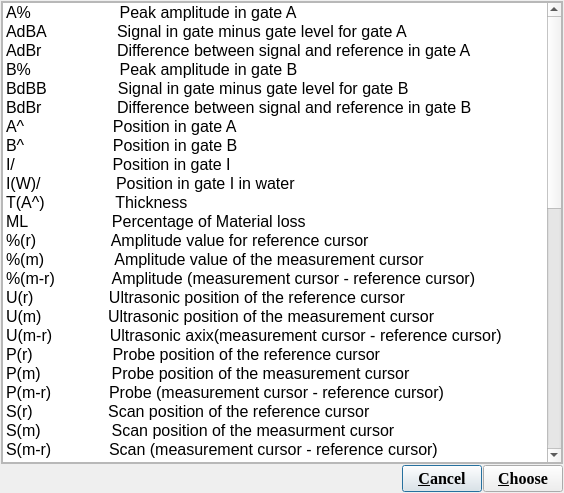
The window that ui/measure_bar/measure_dialog.ui (15903016222/Voice) describes before a commit, drawn with Qt 5.
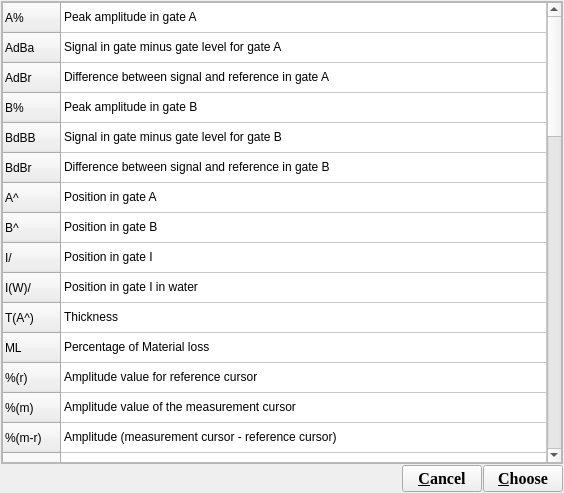
The same window after the commit.

Commit message:
Merge branch 'ui' of 192.168.1.158:Phascan-II/Mercury into show_image_ui
# Please enter a commit message to explain why this merge is necessary,
# especially if it merges an updated upstream into a topic branch.
#
# Lines starting with '#' will be ignored, and an empty message aborts
# the commit.

```diff
--- a/ui/measure_bar/measure_dialog.ui
+++ b/ui/measure_bar/measure_dialog.ui
@@ -10,6 +10,9 @@
     <height>493</height>
    </rect>
   </property>
+  <property name="focusPolicy">
+   <enum>Qt::NoFocus</enum>
+  </property>
   <property name="windowTitle">
    <string>Dialog</string>
   </property>
@@ -31,6 +34,9 @@
    </property>
    <item>
     <widget class="QScrollArea" name="scrollArea">
+     <property name="focusPolicy">
+      <enum>Qt::NoFocus</enum>
+     </property>
      <property name="widgetResizable">
       <bool>true</bool>
      </property>
@@ -43,6 +49,9 @@
         <height>459</height>
        </rect>
       </property>
+      <property name="focusPolicy">
+       <enum>Qt::NoFocus</enum>
+      </property>
       <layout class="QVBoxLayout" name="verticalLayout">
        <property name="spacing">
         <number>1</number>
@@ -60,312 +69,580 @@
         <number>0</number>
        </property>
        <item>
-        <widget class="QListWidget" name="listWidget">
-         <property name="font">
-          <font>
-           <pointsize>12</pointsize>
-          </font>
-         </property>
-         <property name="cursor" stdset="0">
-          <cursorShape>ArrowCursor</cursorShape>
-         </property>
-         <property name="styleSheet">
-          <string notr="true">QListWidget{outline: 0px;}
-
-QListWidget::item{
-    background-color: rgba(0, 0, 0, 0);
-    color: black;
-}
-
-QListWidget::item:Selected{
-    border: 1px solid rgba(180, 180, 180, 255);
-    background-color: rgba(85, 175, 255, 80);
-    color: red;
-}</string>
-         </property>
+        <widget class="QTableWidget" name="tableWidget">
          <property name="lineWidth">
           <number>1</number>
          </property>
          <property name="editTriggers">
           <set>QAbstractItemView::NoEditTriggers</set>
          </property>
-         <property name="spacing">
-          <number>1</number>
+         <property name="selectionMode">
+          <enum>QAbstractItemView::SingleSelection</enum>
          </property>
-         <property name="viewMode">
-          <enum>QListView::ListMode</enum>
+         <property name="selectionBehavior">
+          <enum>QAbstractItemView::SelectRows</enum>
          </property>
-         <property name="selectionRectVisible">
+         <property name="showGrid">
+          <bool>true</bool>
+         </property>
+         <property name="wordWrap">
+          <bool>true</bool>
+         </property>
+         <property name="cornerButtonEnabled">
+          <bool>true</bool>
+         </property>
+         <attribute name="horizontalHeaderVisible">
           <bool>false</bool>
-         </property>
-         <item>
+         </attribute>
+         <attribute name="horizontalHeaderStretchLastSection">
+          <bool>true</bool>
+         </attribute>
+         <attribute name="verticalHeaderVisible">
+          <bool>true</bool>
+         </attribute>
+         <row>
           <property name="text">
-           <string>A%                    Peak amplitude in gate A</string>
+           <string>A%</string>
           </property>
+         </row>
+         <row>
+          <property name="text">
+           <string>AdBa</string>
+          </property>
+         </row>
+         <row>
+          <property name="text">
+           <string>AdBr</string>
+          </property>
+         </row>
+         <row>
+          <property name="text">
+           <string>B%</string>
+          </property>
+         </row>
+         <row>
+          <property name="text">
+           <string>BdBB</string>
+          </property>
+         </row>
+         <row>
+          <property name="text">
+           <string>BdBr</string>
+          </property>
+         </row>
+         <row>
+          <property name="text">
+           <string>A^</string>
+          </property>
+         </row>
+         <row>
+          <property name="text">
+           <string>B^</string>
+          </property>
+         </row>
+         <row>
+          <property name="text">
+           <string>I/</string>
+          </property>
+         </row>
+         <row>
+          <property name="text">
+           <string>I(W)/</string>
+          </property>
+         </row>
+         <row>
+          <property name="text">
+           <string>T(A^)</string>
+          </property>
+         </row>
+         <row>
+          <property name="text">
+           <string>ML</string>
+          </property>
+         </row>
+         <row>
+          <property name="text">
+           <string>%(r)</string>
+          </property>
+         </row>
+         <row>
+          <property name="text">
+           <string>%(m)</string>
+          </property>
+         </row>
+         <row>
+          <property name="text">
+           <string>%(m-r)</string>
+          </property>
+         </row>
+         <row>
+          <property name="text">
+           <string>U(r)</string>
+          </property>
+         </row>
+         <row>
+          <property name="text">
+           <string>U(m)</string>
+          </property>
+         </row>
+         <row>
+          <property name="text">
+           <string>U(m-r)</string>
+          </property>
+         </row>
+         <row>
+          <property name="text">
+           <string>P(r)</string>
+          </property>
+         </row>
+         <row>
+          <property name="text">
+           <string>P(m)</string>
+          </property>
+         </row>
+         <row>
+          <property name="text">
+           <string>P(m-r)</string>
+          </property>
+         </row>
+         <row>
+          <property name="text">
+           <string>S(r)</string>
+          </property>
+         </row>
+         <row>
+          <property name="text">
+           <string>S(m)</string>
+          </property>
+         </row>
+         <row>
+          <property name="text">
+           <string>S(m-r)</string>
+          </property>
+         </row>
+         <row>
+          <property name="text">
+           <string>I(r)</string>
+          </property>
+         </row>
+         <row>
+          <property name="text">
+           <string>I(m)</string>
+          </property>
+         </row>
+         <row>
+          <property name="text">
+           <string>I(m-r)</string>
+          </property>
+         </row>
+         <row>
+          <property name="text">
+           <string>RA^</string>
+          </property>
+         </row>
+         <row>
+          <property name="text">
+           <string>RB^</string>
+          </property>
+         </row>
+         <row>
+          <property name="text">
+           <string>PA^</string>
+          </property>
+         </row>
+         <row>
+          <property name="text">
+           <string>PB^</string>
+          </property>
+         </row>
+         <row>
+          <property name="text">
+           <string>DA^</string>
+          </property>
+         </row>
+         <row>
+          <property name="text">
+           <string>DB^</string>
+          </property>
+         </row>
+         <row>
+          <property name="text">
+           <string>SA^</string>
+          </property>
+         </row>
+         <row>
+          <property name="text">
+           <string>SB^</string>
+          </property>
+         </row>
+         <row>
+          <property name="text">
+           <string>ViA^</string>
+          </property>
+         </row>
+         <row>
+          <property name="text">
+           <string>ViB^</string>
+          </property>
+         </row>
+         <row>
+          <property name="text">
+           <string>VsA^</string>
+          </property>
+         </row>
+         <row>
+          <property name="text">
+           <string>VsB^</string>
+          </property>
+         </row>
+         <row>
+          <property name="text">
+           <string>LA^</string>
+          </property>
+         </row>
+         <row>
+          <property name="text">
+           <string>LB^</string>
+          </property>
+         </row>
+         <row>
+          <property name="text">
+           <string>E%</string>
+          </property>
+         </row>
+         <row>
+          <property name="text">
+           <string>AWS-DA</string>
+          </property>
+         </row>
+         <row>
+          <property name="text">
+           <string>AWS-DB</string>
+          </property>
+         </row>
+         <row>
+          <property name="text">
+           <string>AWS-DC</string>
+          </property>
+         </row>
+         <row>
+          <property name="text">
+           <string>AWS-DD</string>
+          </property>
+         </row>
+         <row>
+          <property name="text">
+           <string>AWS-D45</string>
+          </property>
+         </row>
+         <row>
+          <property name="text">
+           <string>AWS-D60</string>
+          </property>
+         </row>
+         <row>
+          <property name="text">
+           <string>AWS-D70</string>
+          </property>
+         </row>
+         <row>
+          <property name="text">
+           <string>AWS-D</string>
+          </property>
+         </row>
+         <row>
+          <property name="text">
+           <string>T-D(r)</string>
+          </property>
+         </row>
+         <row>
+          <property name="text">
+           <string>T-D(m)</string>
+          </property>
+         </row>
+         <row>
+          <property name="text">
+           <string>T-S(m-r)</string>
+          </property>
+         </row>
+         <row>
+          <property name="text">
+           <string>T-D(m-r)</string>
+          </property>
+         </row>
+         <column>
+          <property name="text">
+           <string>Measurement</string>
+          </property>
+         </column>
+         <item row="0" column="0">
+          <property name="text">
+           <string>Peak amplitude in gate A</string>
+          </property>
          </item>
-         <item>
+         <item row="1" column="0">
           <property name="text">
-           <string>AdBA                Signal in gate minus gate level for gate A</string>
+           <string>Signal in gate minus gate level for gate A</string>
           </property>
          </item>
-         <item>
+         <item row="2" column="0">
           <property name="text">
-           <string>AdBr                 Difference between signal and reference in gate A</string>
+           <string>Difference between signal and reference in gate A</string>
           </property>
          </item>
-         <item>
+         <item row="3" column="0">
           <property name="text">
-           <string>B%                    Peak amplitude in gate B</string>
+           <string>Peak amplitude in gate B</string>
           </property>
          </item>
-         <item>
+         <item row="4" column="0">
           <property name="text">
-           <string>BdBB                Signal in gate minus gate level for gate B</string>
+           <string>Signal in gate minus gate level for gate B</string>
           </property>
          </item>
-         <item>
+         <item row="5" column="0">
           <property name="text">
-           <string>BdBr                 Difference between signal and reference in gate B</string>
+           <string>Difference between signal and reference in gate B</string>
           </property>
          </item>
-         <item>
+         <item row="6" column="0">
           <property name="text">
-           <string>A^                    Position in gate A</string>
+           <string>Position in gate A</string>
           </property>
          </item>
-         <item>
+         <item row="7" column="0">
           <property name="text">
-           <string>B^                    Position in gate B</string>
+           <string>Position in gate B</string>
           </property>
          </item>
-         <item>
+         <item row="8" column="0">
           <property name="text">
-           <string>I/                      Position in gate I</string>
+           <string>Position in gate I</string>
           </property>
          </item>
-         <item>
+         <item row="9" column="0">
           <property name="text">
-           <string>I(W)/                 Position in gate I in water</string>
+           <string>Position in gate I in water</string>
           </property>
          </item>
-         <item>
+         <item row="10" column="0">
           <property name="text">
-           <string>T(A^)                Thickness</string>
+           <string>Thickness</string>
           </property>
          </item>
-         <item>
+         <item row="11" column="0">
           <property name="text">
-           <string>ML                   Percentage of Material loss</string>
+           <string>Percentage of Material loss</string>
           </property>
          </item>
-         <item>
+         <item row="12" column="0">
           <property name="text">
-           <string>%(r)                 Amplitude value for reference cursor</string>
+           <string>Amplitude value for reference cursor</string>
           </property>
          </item>
-         <item>
+         <item row="13" column="0">
           <property name="text">
-           <string>%(m)                Amplitude value of the measurement cursor</string>
+           <string>Amplitude value of the measurement cursor</string>
           </property>
          </item>
-         <item>
+         <item row="14" column="0">
           <property name="text">
-           <string>%(m-r)             Amplitude (measurement cursor - reference cursor)</string>
+           <string>Amplitude (measurement cursor - reference cursor)</string>
           </property>
          </item>
-         <item>
+         <item row="15" column="0">
           <property name="text">
-           <string>U(r)                 Ultrasonic position of the reference cursor</string>
+           <string>Ultrasonic position of the reference cursor</string>
           </property>
          </item>
-         <item>
+         <item row="16" column="0">
           <property name="text">
-           <string>U(m)               Ultrasonic position of the measurement cursor</string>
+           <string>Ultrasonic position of the measurement cursor</string>
           </property>
          </item>
-         <item>
+         <item row="17" column="0">
           <property name="text">
-           <string>U(m-r)             Ultrasonic axix(measurement cursor - reference cursor)</string>
+           <string>Ultrasonic axix(measurement cursor - reference cursor)</string>
           </property>
          </item>
-         <item>
+         <item row="18" column="0">
           <property name="text">
-           <string>P(r)                  Probe position of the reference cursor</string>
+           <string>Probe position of the reference cursor</string>
           </property>
          </item>
-         <item>
+         <item row="19" column="0">
           <property name="text">
-           <string>P(m)                Probe position of the measurement cursor</string>
+           <string>Probe position of the measurement cursor</string>
           </property>
          </item>
-         <item>
+         <item row="20" column="0">
           <property name="text">
-           <string>P(m-r)             Probe (measurement cursor - reference cursor)</string>
+           <string>Probe (measurement cursor - reference cursor)</string>
           </property>
          </item>
-         <item>
+         <item row="21" column="0">
           <property name="text">
-           <string>S(r)                 Scan position of the reference cursor</string>
+           <string>Scan position of the reference cursor</string>
           </property>
          </item>
-         <item>
+         <item row="22" column="0">
           <property name="text">
-           <string>S(m)                Scan position of the measurment cursor</string>
+           <string>Scan position of the measurment cursor</string>
           </property>
          </item>
-         <item>
+         <item row="23" column="0">
           <property name="text">
-           <string>S(m-r)             Scan (measurement cursor - reference cursor)</string>
+           <string>Scan (measurement cursor - reference cursor)</string>
           </property>
          </item>
-         <item>
+         <item row="24" column="0">
           <property name="text">
-           <string>I(r)                  Index position of the reference cursor</string>
+           <string>Index position of the reference cursor</string>
           </property>
          </item>
-         <item>
+         <item row="25" column="0">
           <property name="text">
-           <string>I(m)                Index position of the measurement cursor</string>
+           <string>Index position of the measurement cursor</string>
           </property>
          </item>
-         <item>
+         <item row="26" column="0">
           <property name="text">
-           <string>I(m-r)              Index axis(measurement cursor - reference cursor)</string>
+           <string>Index axis(measurement cursor - reference cursor)</string>
           </property>
          </item>
-         <item>
+         <item row="27" column="0">
           <property name="text">
-           <string>RA^                Reference point to the indication in gate A</string>
+           <string>Reference point to the indication in gate A</string>
           </property>
          </item>
-         <item>
+         <item row="28" column="0">
           <property name="text">
-           <string>RB^                Reference point to the indication in gate B</string>
+           <string>Reference point to the indication in gate B</string>
           </property>
          </item>
-         <item>
+         <item row="29" column="0">
           <property name="text">
-           <string>PA^                Probe front face to the indication in gate A</string>
+           <string>Probe front face to the indication in gate A</string>
           </property>
          </item>
-         <item>
+         <item row="30" column="0">
           <property name="text">
-           <string>PB^                Probe front face to the indication in gate B</string>
+           <string>Probe front face to the indication in gate B</string>
           </property>
          </item>
-         <item>
+         <item row="31" column="0">
           <property name="text">
-           <string>DA^               Depth of the indication in gate A</string>
+           <string>Depth of the indication in gate A</string>
           </property>
          </item>
-         <item>
+         <item row="32" column="0">
           <property name="text">
-           <string>DB^               Depth of the indication in gate B</string>
+           <string>Depth of the indication in gate B</string>
           </property>
          </item>
-         <item>
+         <item row="33" column="0">
           <property name="text">
-           <string>SA^               Sound path of the indication in gate A</string>
+           <string>Sound path of the indication in gate A</string>
           </property>
          </item>
-         <item>
+         <item row="34" column="0">
           <property name="text">
-           <string>SB^               Sound path of the indication in gate B</string>
+           <string>Sound path of the indication in gate B</string>
           </property>
          </item>
-         <item>
+         <item row="35" column="0">
           <property name="text">
-           <string>ViA^              Volumetric position in gate A on the index axis</string>
+           <string>Volumetric position in gate A on the index axis</string>
           </property>
          </item>
-         <item>
+         <item row="36" column="0">
           <property name="text">
-           <string>ViB^              Volumetric position in gate B on the index axis</string>
+           <string>Volumetric position in gate B on the index axis</string>
           </property>
          </item>
-         <item>
+         <item row="37" column="0">
           <property name="text">
-           <string>VsA^             Volumetric position in gate A on the scan axis</string>
+           <string>Volumetric position in gate A on the scan axis</string>
           </property>
          </item>
-         <item>
+         <item row="38" column="0">
           <property name="text">
-           <string>VsB^             Volumetric position in gate B on the scan axis</string>
+           <string>Volumetric position in gate B on the scan axis</string>
           </property>
          </item>
-         <item>
+         <item row="39" column="0">
           <property name="text">
-           <string>LA^               Leg(skip)of the indication in gate A</string>
+           <string>Leg(skip)of the indication in gate A</string>
           </property>
          </item>
-         <item>
+         <item row="40" column="0">
           <property name="text">
-           <string>LB^               Leg(skip)of the indication in gate B</string>
+           <string>Leg(skip)of the indication in gate B</string>
           </property>
          </item>
-         <item>
+         <item row="41" column="0">
           <property name="text">
-           <string>E%                Peak amplitude of the envelop in gate A</string>
+           <string>Peak amplitude of the envelop in gate A</string>
           </property>
          </item>
-         <item>
+         <item row="42" column="0">
           <property name="text">
-           <string>AWS-DA        Indication level for AWS-D1.5A</string>
+           <string>Indication level for AWS-D1.5A</string>
           </property>
          </item>
-         <item>
+         <item row="43" column="0">
           <property name="text">
-           <string>AWS-DB        Zero reference  level for AWS-D1.5B</string>
+           <string>Zero reference  level for AWS-D1.5B</string>
           </property>
          </item>
-         <item>
+         <item row="44" column="0">
           <property name="text">
-           <string>AWS-DC        Attenuation factor for AWS-D1.5 C</string>
+           <string>Attenuation factor for AWS-D1.5 C</string>
           </property>
          </item>
-         <item>
+         <item row="45" column="0">
           <property name="text">
-           <string>AWS-DD        Indication rating for AWS-D1.5D</string>
+           <string>Indication rating for AWS-D1.5D</string>
           </property>
          </item>
-         <item>
+         <item row="46" column="0">
           <property name="text">
-           <string>AWS-D45       Discontinuity severity class for AWS-D1.5 45</string>
+           <string>Discontinuity severity class for AWS-D1.5 45</string>
           </property>
          </item>
-         <item>
+         <item row="47" column="0">
           <property name="text">
-           <string>AWS-D60       Discontinuity severity class for AWS-D1.5 60</string>
+           <string>Discontinuity severity class for AWS-D1.5 60</string>
           </property>
          </item>
-         <item>
+         <item row="48" column="0">
           <property name="text">
-           <string>AWS-D70       Discontinuity severity class for AWS-D1.5 70</string>
+           <string>Discontinuity severity class for AWS-D1.5 70</string>
           </property>
          </item>
-         <item>
+         <item row="49" column="0">
           <property name="text">
-           <string>AWS-D          CL Discontinuity severity class for AWS-D1.5</string>
+           <string>CL Discontinuity severity class for AWS-D1.5</string>
           </property>
          </item>
-         <item>
+         <item row="50" column="0">
           <property name="text">
-           <string>T-D(r)            TOFD Ultrasonic Axis Reference Cursor Depth</string>
+           <string>TOFD Ultrasonic Axis Reference Cursor Depth</string>
           </property>
          </item>
-         <item>
+         <item row="51" column="0">
           <property name="text">
-           <string>T-D(m)           TOFD Ultrasonic Axis Measure Cursor Depth</string>
+           <string>TOFD Ultrasonic Axis Measure Cursor Depth</string>
           </property>
          </item>
-         <item>
+         <item row="52" column="0">
           <property name="text">
-           <string>T-S(m-r)         TOFD Scan Axis Cursor Space</string>
+           <string>TOFD Scan Axis Cursor Space</string>
           </property>
          </item>
-         <item>
+         <item row="53" column="0">
           <property name="text">
-           <string>T-D(m-r)         TOFD Ultrasonic Axis Cursor Height</string>
+           <string>TOFD Ultrasonic Axis Cursor Height</string>
           </property>
          </item>
         </widget>
@@ -405,13 +682,16 @@
          <bold>true</bold>
         </font>
        </property>
+       <property name="focusPolicy">
+        <enum>Qt::NoFocus</enum>
+       </property>
        <property name="text">
         <string>&amp;Cancel</string>
        </property>
       </widget>
      </item>
      <item>
-      <widget class="QPushButton" name="pushButton_ok">
+      <widget class="QPushButton" name="choosePushButton">
        <property name="sizePolicy">
         <sizepolicy hsizetype="Preferred" vsizetype="Preferred">
          <horstretch>0</horstretch>
@@ -426,6 +706,9 @@
          <bold>true</bold>
         </font>
        </property>
+       <property name="focusPolicy">
+        <enum>Qt::NoFocus</enum>
+       </property>
        <property name="text">
         <string>&amp;Choose</string>
        </property>
```
Left out of the diff: 2 changed lines with no effect on the pictures. The commit also changes 30 other files.
